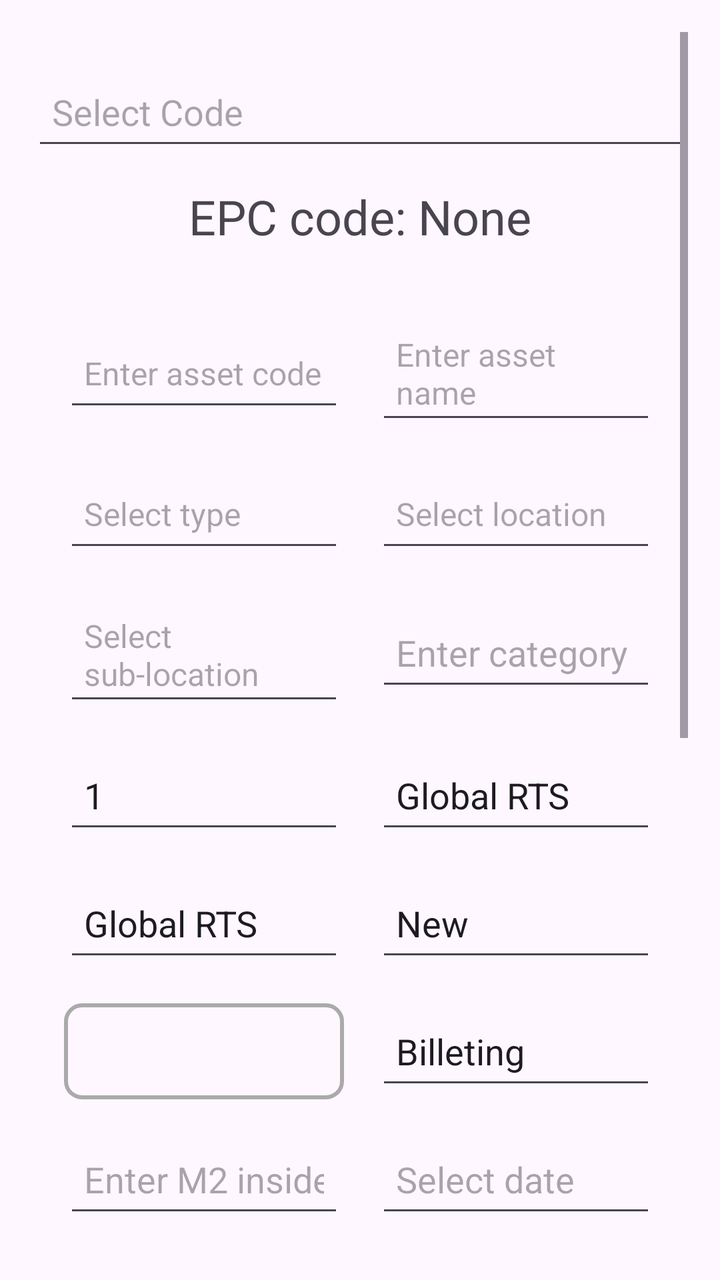
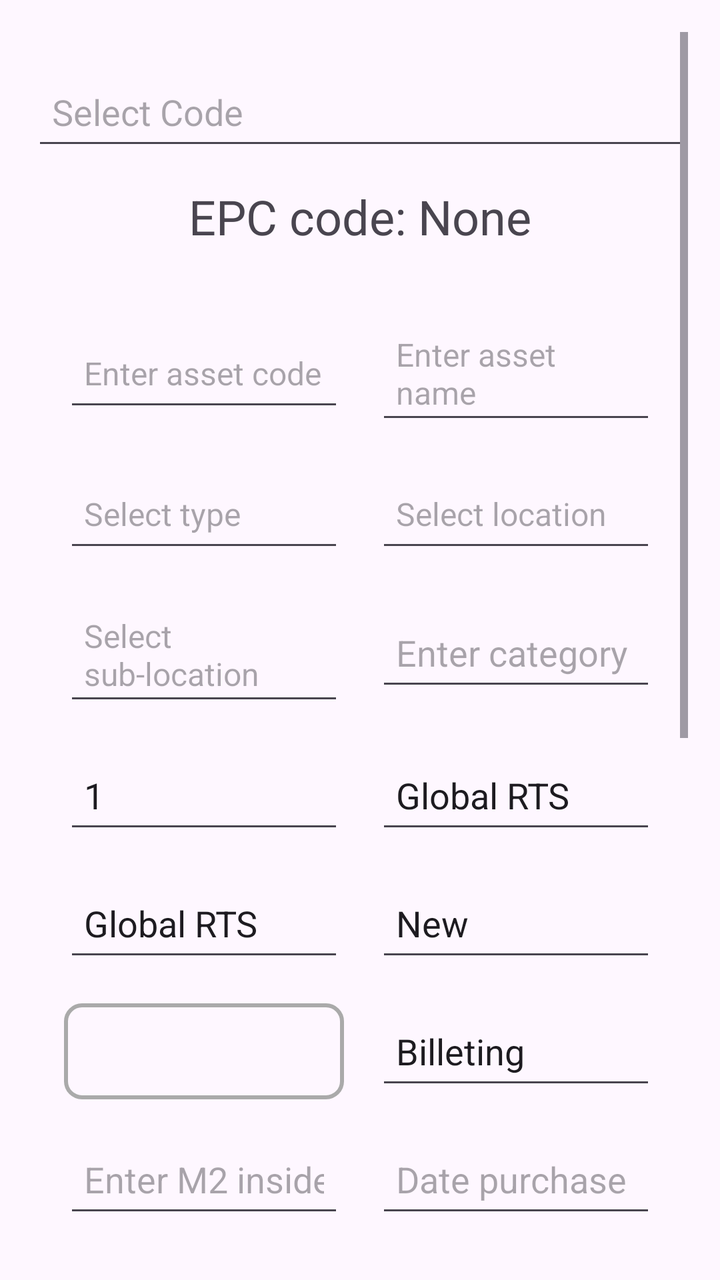

An Android layout rendered at two revisions. The XML below is the earlier revision; the diff shows what the commit changed to produce the second picture.
<!-- AndroidManifest.xml: application theme Theme.RFIDLaundryAsset -->
<!-- res/layout/activity_edit_asset.xml -->
<ScrollView
    xmlns:android="http://schemas.android.com/apk/res/android"
    xmlns:tools="http://schemas.android.com/tools"
    android:layout_width="match_parent"
    android:layout_height="match_parent"
    android:padding="16dp">

    <RelativeLayout
        android:layout_width="match_parent"
        android:layout_height="wrap_content">

        
        <AutoCompleteTextView
            android:id="@+id/assetAutoCompleteTextView"
            android:layout_width="match_parent"
            android:layout_height="wrap_content"
            android:layout_marginTop="16dp"
            android:hint="Select Code"
            android:minHeight="48dp"
            android:padding="10dp"
            android:textSize="18sp"
            tools:ignore="HardcodedText,TextContrastCheck,VisualLintTextFieldSize" />

        
        <TextView
            android:id="@+id/epcTextView"
            android:layout_width="wrap_content"
            android:layout_height="wrap_content"
            android:text="EPC code: None"
            android:textSize="24sp"
            android:layout_below="@id/assetAutoCompleteTextView"
            android:layout_marginTop="12dp"
            android:layout_centerHorizontal="true"
            android:gravity="center"
            tools:ignore="HardcodedText" />

        
        <GridLayout
            android:id="@+id/inputGridLayout"
            android:layout_width="match_parent"
            android:layout_height="wrap_content"
            android:layout_below="@id/epcTextView"
            android:layout_marginTop="16dp"
            android:columnCount="2"
            android:padding="8dp">

            
            <EditText
                android:id="@+id/assetCodeText"
                android:layout_width="0dp"
                android:layout_height="wrap_content"
                android:layout_columnWeight="1"
                android:layout_margin="8dp"
                android:autofillHints="Enter asset code"
                android:hint="Enter asset code"
                android:minHeight="48dp"
                android:padding="10dp"
                android:textSize="16sp"
                tools:ignore="HardcodedText,TextFields,TextContrastCheck" />

            
            <EditText
                android:id="@+id/assetNameText"
                android:layout_width="0dp"
                android:layout_height="wrap_content"
                android:layout_columnWeight="1"
                android:layout_margin="8dp"
                android:autofillHints="Enter asset name"
                android:hint="Enter asset name"
                android:minHeight="48dp"
                android:padding="10dp"
                android:textSize="16sp"
                tools:ignore="HardcodedText,TextFields,TextContrastCheck" />

            
            <AutoCompleteTextView
                android:id="@+id/assetTypeAutoCompleteTextView"
                android:layout_width="0dp"
                android:layout_height="wrap_content"
                android:layout_columnWeight="1"
                android:layout_margin="8dp"
                android:hint="Select type"
                android:minHeight="48dp"
                android:padding="10dp"
                android:textSize="16sp"
                tools:ignore="HardcodedText,TextContrastCheck" />

            
            <AutoCompleteTextView
                android:id="@+id/assetLocationAutoCompleteTextView"
                android:layout_width="0dp"
                android:layout_height="wrap_content"
                android:layout_columnWeight="1"
                android:layout_margin="8dp"
                android:hint="Select location"
                android:minHeight="48dp"
                android:padding="10dp"
                android:textSize="16sp"
                tools:ignore="HardcodedText,TextContrastCheck" />

            
            <AutoCompleteTextView
                android:id="@+id/assetSubLocationAutoCompleteTextView"
                android:layout_width="0dp"
                android:layout_height="wrap_content"
                android:layout_columnWeight="1"
                android:layout_margin="8dp"
                android:hint="Select sub-location"
                android:minHeight="48dp"
                android:padding="10dp"
                android:textSize="16sp"
                tools:ignore="HardcodedText,TextContrastCheck" />

            <EditText
                android:id="@+id/assetCategoriesText"
                android:layout_width="0dp"
                android:layout_height="wrap_content"
                android:layout_columnSpan="1"
                android:layout_columnWeight="1"
                android:layout_margin="8dp"
                android:autofillHints="Enter category"
                android:hint="Enter category"
                android:minHeight="48dp"
                android:padding="10dp"
                android:textSize="18sp"
                tools:ignore="HardcodedText,TextFields,TextContrastCheck" />

            <EditText
                android:id="@+id/assetQuantityText"
                android:layout_width="0dp"
                android:layout_height="wrap_content"
                android:layout_columnSpan="1"
                android:layout_columnWeight="1"
                android:autofillHints="Asset quantity"
                android:hint="Asset quantity"
                android:layout_margin="8dp"
                android:minHeight="48dp"
                android:padding="10dp"
                android:textSize="18sp"
                android:inputType="number"
                android:text="1"
                android:focusable="false"
                android:clickable="false"
                tools:ignore="HardcodedText" />

            <EditText
                android:id="@+id/assetMrahText"
                android:layout_width="0dp"
                android:layout_height="wrap_content"
                android:layout_columnSpan="1"
                android:layout_columnWeight="1"
                android:layout_margin="8dp"
                android:autofillHints="Enter MRAH"
                android:hint="Enter MRAH"
                android:importantForAutofill="no"
                android:minHeight="48dp"
                android:padding="10dp"
                android:text="Global RTS"
                android:textSize="18sp"
                tools:ignore="HardcodedText,TextFields,DuplicateSpeakableTextCheck" />

            <EditText
                android:id="@+id/assetOwnerText"
                android:layout_width="0dp"
                android:layout_height="wrap_content"
                android:layout_columnSpan="1"
                android:layout_columnWeight="1"
                android:autofillHints="Enter MRAH"
                android:hint="Enter MRAH"
                android:layout_margin="8dp"
                android:minHeight="48dp"
                android:padding="10dp"
                android:textSize="18sp"
                android:text="Global RTS"
                tools:ignore="HardcodedText,TextFields" />

            <EditText
                android:id="@+id/assetStatusText"
                android:layout_width="0dp"
                android:layout_height="wrap_content"
                android:layout_columnSpan="1"
                android:layout_columnWeight="1"
                android:layout_margin="8dp"
                android:minHeight="48dp"
                android:padding="10dp"
                android:hint="Enter quantity"
                android:autofillHints="Enter quantity"
                android:text="New"
                android:textSize="18sp"
                tools:ignore="HardcodedText,TextFields"/>

            <Spinner
                android:id="@+id/assetExpandableText"
                android:layout_width="0dp"
                android:layout_height="wrap_content"
                android:layout_columnSpan="1"
                android:layout_columnWeight="1"
                android:layout_margin="8dp"
                android:minHeight="48dp"
                android:padding="10dp"
                android:background="@drawable/spinner_background"
                android:popupBackground="@android:color/white"
                android:dropDownVerticalOffset="50dp"
                android:textAlignment="center"
                android:textSize="18sp" />

            <EditText
                android:id="@+id/assetServiceText"
                android:layout_width="0dp"
                android:layout_height="wrap_content"
                android:layout_columnSpan="1"
                android:layout_columnWeight="1"
                android:layout_margin="8dp"
                android:minHeight="48dp"
                android:padding="10dp"
                android:hint="Enter service"
                android:autofillHints="Enter service"
                android:text="Billeting"
                android:textSize="18sp"
                tools:ignore="HardcodedText,TextFields"/>

            <EditText
                android:id="@+id/assetM2InsideText"
                android:layout_width="0dp"
                android:layout_height="wrap_content"
                android:layout_columnSpan="1"
                android:layout_columnWeight="1"
                android:layout_margin="8dp"
                android:minHeight="48dp"
                android:padding="10dp"
                android:hint="Enter M2 inside"
                android:autofillHints="Enter M2 inside"
                android:inputType="numberDecimal"
                android:textSize="18sp"
                tools:ignore="HardcodedText,TextFields"/>

            <EditText
                android:id="@+id/assetDatePurchaseText"
                android:layout_width="0dp"
                android:layout_height="wrap_content"
                android:layout_columnSpan="1"
                android:layout_columnWeight="1"
                android:layout_margin="8dp"
                android:minHeight="48dp"
                android:padding="10dp"
                android:hint="Select date"
                android:autofillHints="Select date"
                android:focusable="false"
                android:clickable="true"
                android:textSize="18sp"
                android:inputType="date"
                tools:ignore="HardcodedText,TextFields" />

            <EditText
                android:id="@+id/assetDateWrittenOffText"
                android:layout_width="0dp"
                android:layout_height="wrap_content"
                android:layout_columnSpan="1"
                android:layout_columnWeight="1"
                android:layout_margin="8dp"
                android:minHeight="48dp"
                android:padding="10dp"
                android:hint="Select date"
                android:autofillHints="Select date"
                android:focusable="false"
                android:clickable="true"
                android:textSize="18sp"
                android:inputType="date"
                tools:ignore="HardcodedText,TextFields" />

            <EditText
                android:id="@+id/assetPurchasePriceText"
                android:layout_width="0dp"
                android:layout_height="wrap_content"
                android:layout_columnSpan="1"
                android:layout_columnWeight="1"
                android:layout_margin="8dp"
                android:minHeight="48dp"
                android:padding="10dp"
                android:hint="Enter M2 inside"
                android:autofillHints="Enter M2 inside"
                android:inputType="numberDecimal"
                android:textSize="18sp"
                tools:ignore="HardcodedText,TextFields"/>

            <EditText
                android:id="@+id/assetCommentsText"
                android:layout_width="0dp"
                android:layout_height="wrap_content"
                android:layout_columnSpan="1"
                android:layout_columnWeight="1"
                android:autofillHints="Enter comments"
                android:hint="Enter comments"
                android:layout_margin="8dp"
                android:minHeight="48dp"
                android:padding="10dp"
                android:textSize="18sp"
                tools:ignore="HardcodedText,TextFields" />

            <CheckBox
                android:id="@+id/assetIsFixedCheckbox"
                android:layout_width="0dp"
                android:layout_height="wrap_content"
                android:layout_columnSpan="1"
                android:layout_columnWeight="1"
                android:text="Is Fixed"
                android:layout_margin="8dp"
                android:minHeight="48dp"
                android:padding="10dp"
                android:textSize="18sp"
                tools:ignore="HardcodedText,TextFields" />

            <EditText
                android:id="@+id/assetReplacedOffText"
                android:layout_width="0dp"
                android:layout_height="wrap_content"
                android:layout_columnSpan="1"
                android:layout_columnWeight="1"
                android:autofillHints="Replaced off"
                android:hint="Replaced off"
                android:layout_margin="8dp"
                android:minHeight="48dp"
                android:padding="10dp"
                android:textSize="18sp"
                tools:ignore="HardcodedText,TextFields" />

            <EditText
                android:id="@+id/assetYearOfLifeCycleText"
                android:layout_width="0dp"
                android:layout_height="wrap_content"
                android:layout_columnSpan="1"
                android:layout_columnWeight="1"
                android:autofillHints="Year of life cycle"
                android:hint="Year of life cycle"
                android:layout_margin="8dp"
                android:minHeight="48dp"
                android:padding="10dp"
                android:textSize="18sp"
                android:inputType="number"
                android:text="1"
                tools:ignore="HardcodedText,TextFields" />

            <EditText
                android:id="@+id/assetRestOfLifeCycleText"
                android:layout_width="0dp"
                android:layout_height="wrap_content"
                android:layout_columnSpan="1"
                android:layout_columnWeight="1"
                android:autofillHints="Rest of life cycle"
                android:hint="Rest of life cycle"
                android:layout_margin="8dp"
                android:minHeight="48dp"
                android:padding="10dp"
                android:textSize="18sp"
                android:inputType="number"
                android:text="1"
                tools:ignore="HardcodedText,TextFields" />

            <EditText
                android:id="@+id/assetReplacedByText"
                android:layout_width="0dp"
                android:layout_height="wrap_content"
                android:layout_columnSpan="1"
                android:layout_columnWeight="1"
                android:autofillHints="Replaced by"
                android:hint="Replaced by"
                android:layout_margin="8dp"
                android:minHeight="48dp"
                android:padding="10dp"
                android:textSize="18sp"
                tools:ignore="HardcodedText,TextFields" />

            <EditText
                android:id="@+id/assetRestValueText"
                android:layout_width="0dp"
                android:layout_height="wrap_content"
                android:layout_columnSpan="1"
                android:layout_columnWeight="1"
                android:autofillHints="Rest Value"
                android:hint="Rest Value"
                android:layout_margin="8dp"
                android:minHeight="48dp"
                android:padding="10dp"
                android:textSize="18sp"
                android:inputType="number"
                android:text="1"
                tools:ignore="HardcodedText,TextFields" />


            <EditText
                android:id="@+id/assetDescriptionText"
                android:layout_width="0dp"
                android:layout_height="wrap_content"
                android:layout_columnSpan="2"
                android:layout_columnWeight="2"
                android:layout_margin="8dp"
                android:autofillHints="Asset description"
                android:hint="Asset description"
                android:minHeight="48dp"
                android:padding="10dp"
                android:textSize="18sp"
                tools:ignore="HardcodedText,TextFields,TextContrastCheck" />

        </GridLayout>

        
        <Button
            android:id="@+id/editButton"
            android:layout_width="wrap_content"
            android:layout_height="wrap_content"
            android:layout_below="@id/inputGridLayout"
            android:layout_centerHorizontal="true"
            android:layout_marginTop="20dp"
            android:backgroundTint="@android:color/holo_green_dark"
            android:paddingHorizontal="24dp"
            android:paddingVertical="12dp"
            android:text="Edit bag"
            android:textColor="@android:color/white"
            tools:ignore="HardcodedText,TextContrastCheck" />

    </RelativeLayout>
</ScrollView>
<!-- resources referenced by this layout -->
<resources>
  <!-- drawable spinner_background (drawable) -->
  <shape xmlns:android="http://schemas.android.com/apk/res/android">
      <solid android:color="@android:color/transparent" />
      <stroke
          android:width="2dp"
          android:color="@android:color/darker_gray" />
      <corners android:radius="8dp" />
      <padding
          android:left="8dp"
          android:top="8dp"
          android:right="8dp"
          android:bottom="8dp" />
  </shape>
  <style name="Theme.RFIDLaundryAsset" parent="Base.Theme.RFIDLaundryAsset" />
  <style name="Base.Theme.RFIDLaundryAsset" parent="Theme.Material3.DayNight.NoActionBar">
          
          
      </style>
</resources>

<!-- the commit's change to res/layout/activity_edit_asset.xml (unified diff, before → after) -->
@@ -243,10 +243,8 @@
                 android:layout_margin="8dp"
                 android:minHeight="48dp"
                 android:padding="10dp"
-                android:hint="Select date"
-                android:autofillHints="Select date"
-                android:focusable="false"
-                android:clickable="true"
+                android:hint="Date purchase"
+                android:autofillHints="Date purchase"
                 android:textSize="18sp"
                 android:inputType="date"
                 tools:ignore="HardcodedText,TextFields" />
@@ -260,10 +258,8 @@
                 android:layout_margin="8dp"
                 android:minHeight="48dp"
                 android:padding="10dp"
-                android:hint="Select date"
-                android:autofillHints="Select date"
-                android:focusable="false"
-                android:clickable="true"
+                android:hint="Date written off"
+                android:autofillHints="Date written off"
                 android:textSize="18sp"
                 android:inputType="date"
                 tools:ignore="HardcodedText,TextFields" />
@@ -277,8 +273,8 @@
                 android:layout_margin="8dp"
                 android:minHeight="48dp"
                 android:padding="10dp"
-                android:hint="Enter M2 inside"
-                android:autofillHints="Enter M2 inside"
+                android:hint="Enter purchase price"
+                android:autofillHints="Enter purchase price"
                 android:inputType="numberDecimal"
                 android:textSize="18sp"
                 tools:ignore="HardcodedText,TextFields"/>
